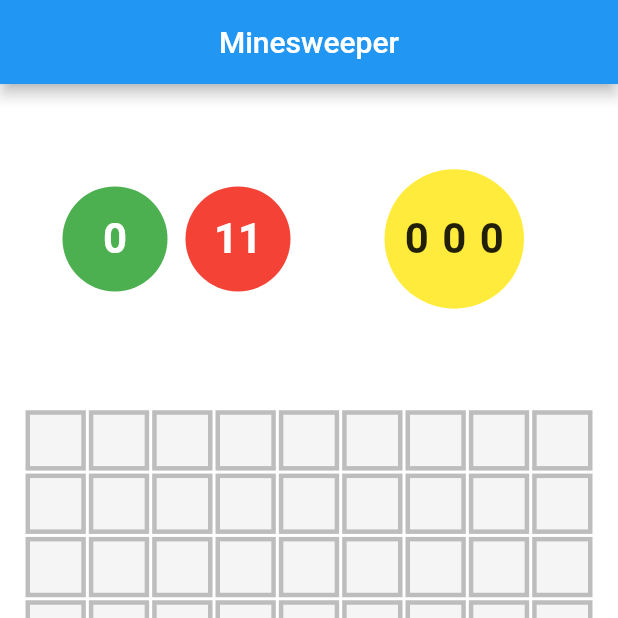
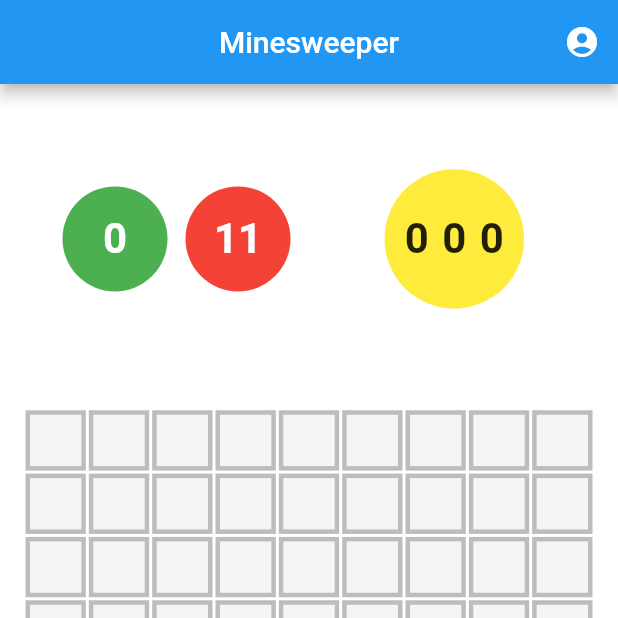
Before and after one commit to rohan20/flutter-minesweeper, a Flutter app: the screen it shows after launch, on a phone screen of 412 x 824 dp, the top half of it. Run offline on Flutter 3.47's test engine with Material 2 defaults, Android fonts, the phone set to English and light mode, and no system bars.

Commit message:
added ProfilePage

```diff
--- a/lib/main.dart
+++ b/lib/main.dart
@@ -1,5 +1,5 @@
 import 'package:flutter/material.dart';
-import 'package:minesweeper/game_page.dart';
+import 'package:minesweeper/pages/game_page.dart';
 
 void main() {
   runApp(GamePage());
--- a/lib/game_page.dart
+++ b/lib/pages/game_page.dart
@@ -1,5 +1,7 @@
 import 'package:flutter/material.dart';
+import 'package:minesweeper/pages/profile_page.dart';
 import 'package:minesweeper/widget/game_board.dart';
+import 'package:minesweeper/widget/profile_icon.dart';
 
 //covered tile = un-opened tile
 enum TileState { covered, blown, open, flagged, revealed }
@@ -12,6 +14,9 @@ class GamePage extends StatelessWidget {
         appBar: AppBar(
           centerTitle: true,
           title: Text("Minesweeper"),
+          actions: <Widget>[
+            ProfileIcon(),
+          ],
         ),
         body: GameBoard(),
       ),
--- a/lib/widget/game_board.dart
+++ b/lib/widget/game_board.dart
@@ -1,7 +1,7 @@
 import 'dart:async';
 
 import 'package:flutter/material.dart';
-import 'package:minesweeper/game_page.dart';
+import 'package:minesweeper/pages/game_page.dart';
 import 'package:minesweeper/widget/tiles/game_board_covered_mine_tile.dart';
 import 'package:minesweeper/widget/tiles/game_board_open_mine_tile.dart';
 import 'package:minesweeper/widget/tiles/game_board_tile.dart';
--- /dev/null
+++ b/lib/widget/profile_icon.dart
@@ -0,0 +1,21 @@
+import 'package:flutter/material.dart';
+import 'package:minesweeper/pages/profile_page.dart';
+
+class ProfileIcon extends StatelessWidget {
+  @override
+  Widget build(BuildContext context) {
+    return IconButton(
+      icon: Icon(
+        Icons.account_circle,
+        color: Colors.white,
+      ),
+      onPressed: () {
+        return Navigator.of(context).push(
+              MaterialPageRoute(
+                builder: (context) => ProfilePage(),
+              ),
+            );
+      },
+    );
+  }
+}
--- a/lib/widget/tiles/game_board_open_mine_tile.dart
+++ b/lib/widget/tiles/game_board_open_mine_tile.dart
@@ -1,5 +1,5 @@
 import 'package:flutter/material.dart';
-import 'package:minesweeper/game_page.dart';
+import 'package:minesweeper/pages/game_page.dart';
 import 'package:minesweeper/widget/tiles/game_board_inner_tile.dart';
 import 'package:minesweeper/widget/tiles/game_board_tile.dart';
 
```
Also changed, not shown: lib/pages/profile_page.dart (added, +19 -0 lines), pubspec.lock, 3 other files.
